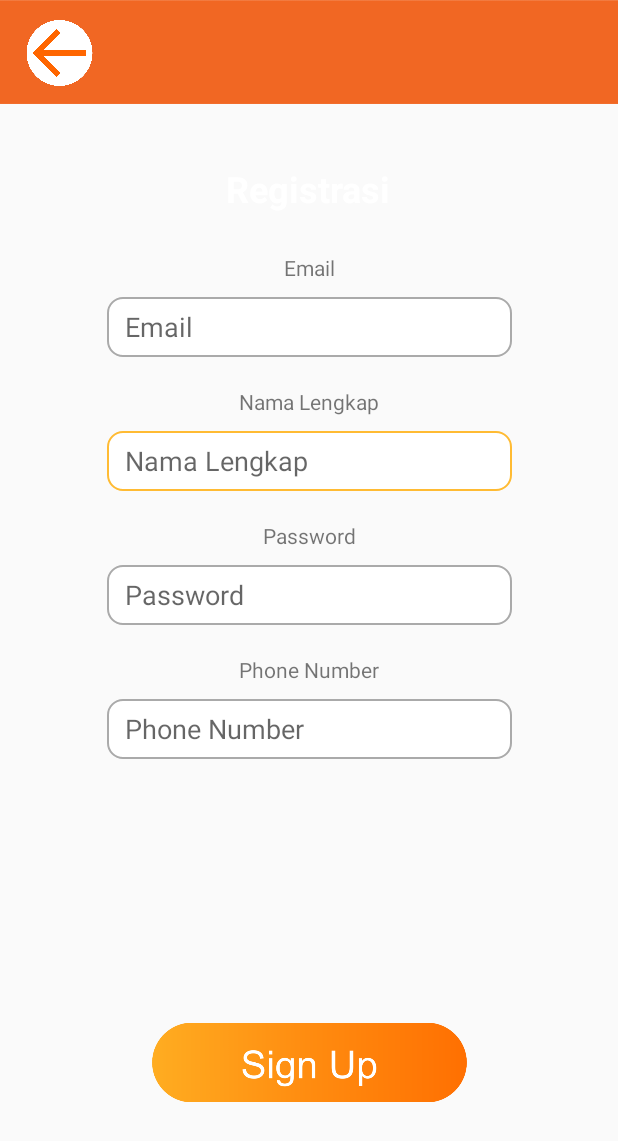
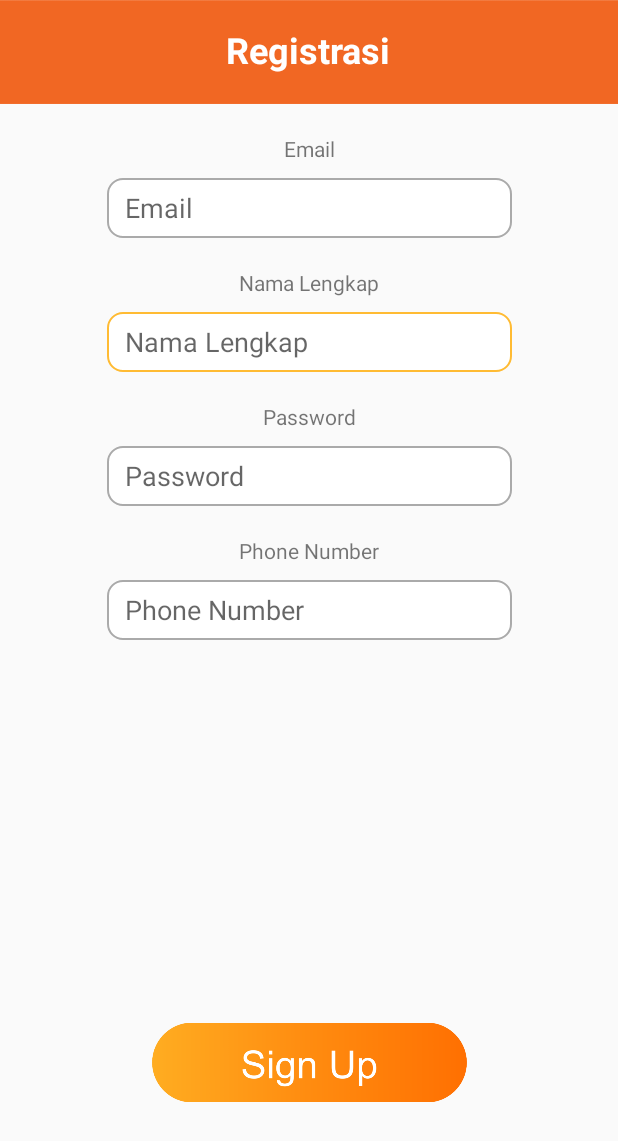
Before and after one commit to shinfeinse/NongStore, an Android app: the RegisterActivity screen opened directly, with no data from a screen before it, on a phone screen of 412 x 824 dp. Shown: the top 1141 px of the screen. Run offline under Robolectric (Android 15) with nearby library versions, the phone set to English and light mode, and no system bars; our stand-ins replace Firebase (no records; nobody signed in at launch, a user with empty details on screens opened directly); 1 statement that could not run was skipped.

Commit message:
Fixing Bug

```diff
--- a/app/build.gradle
+++ b/app/build.gradle
@@ -11,7 +11,7 @@ android {
         applicationId "umn.ac.id.fbtest"
         minSdkVersion 21
         targetSdkVersion 30
-        versionCode 2
+        versionCode 3
         versionName "1.0"
 
         testInstrumentationRunner "androidx.test.runner.AndroidJUnitRunner"
--- a/app/src/main/java/umn/ac/id/fbtest/EditProfile.java
+++ b/app/src/main/java/umn/ac/id/fbtest/EditProfile.java
@@ -96,13 +96,11 @@ public class EditProfile extends AppCompatActivity {
                     Picasso.get().load(user.getImage()).into(InputUserImage);
                     InputUserIdentification.setText(user.getIdentification());
                     InputUserCompany.setText(user.getCompany());
-                } else {
-                    startActivity(new Intent(getApplicationContext(), EditProfile.class));
                 }
             }
             @Override
             public void onCancelled(@NonNull DatabaseError error) {
-
+                startActivity(new Intent(getApplicationContext(), EditProfile.class));
             }
         });
 
--- a/app/src/main/res/layout/activity_add_product.xml
+++ b/app/src/main/res/layout/activity_add_product.xml
@@ -16,7 +16,6 @@
         android:textSize="20sp"
         android:textStyle="bold"
         app:layout_constraintEnd_toEndOf="parent"
-        app:layout_constraintHorizontal_bias="0.501"
         app:layout_constraintStart_toStartOf="parent"
         app:layout_constraintTop_toBottomOf="@+id/etAddHarga" />
 
@@ -26,7 +25,6 @@
         android:layout_height="300dp"
         android:scaleType="fitCenter"
         app:layout_constraintEnd_toEndOf="parent"
-        app:layout_constraintHorizontal_bias="0.508"
         app:layout_constraintStart_toStartOf="parent"
         app:layout_constraintTop_toTopOf="parent"
         app:srcCompat="@drawable/ic_menu_camera" />
--- a/app/src/main/res/layout/activity_register.xml
+++ b/app/src/main/res/layout/activity_register.xml
@@ -51,35 +51,19 @@
         android:id="@+id/tvRegister"
         android:layout_width="wrap_content"
         android:layout_height="46dp"
+        android:layout_marginTop="10dp"
         android:layout_marginEnd="-2dp"
-        android:layout_marginBottom="520dp"
         android:gravity="center"
         android:text="@string/registrasi"
         android:textColor="#FFF"
         android:textSize="24sp"
         android:textStyle="bold"
-        app:layout_constraintBottom_toTopOf="@+id/signup"
         app:layout_constraintEnd_toEndOf="parent"
         app:layout_constraintHorizontal_bias="0.496"
         app:layout_constraintLeft_toLeftOf="parent"
         app:layout_constraintRight_toRightOf="parent"
-        app:layout_constraintStart_toStartOf="parent" />
-
-    <ImageButton
-        android:id="@+id/panah"
-        android:layout_width="47dp"
-        android:layout_height="44dp"
-        android:layout_marginStart="5dp"
-        android:layout_marginBottom="12dp"
-        android:background="@null"
-        android:contentDescription="@string/kiriback"
-        android:scaleType="fitCenter"
-        app:layout_constraintBottom_toBottomOf="@+id/kotakatas"
-        app:layout_constraintEnd_toStartOf="@+id/tvRegister"
-        app:layout_constraintHorizontal_bias="0.112"
-        app:layout_constraintLeft_toLeftOf="parent"
         app:layout_constraintStart_toStartOf="parent"
-        app:srcCompat="@drawable/kiri" />
+        app:layout_constraintTop_toTopOf="parent" />
 
     <TextView
         android:id="@+id/tvNama"
@@ -118,7 +102,7 @@
         android:text="@string/email"
         app:layout_constraintEnd_toEndOf="parent"
         app:layout_constraintStart_toStartOf="parent"
-        app:layout_constraintTop_toBottomOf="@+id/tvRegister" />
+        app:layout_constraintTop_toBottomOf="@+id/kotakatas" />
 
     <EditText
 
--- a/app/src/main/res/layout/detailproduk.xml
+++ b/app/src/main/res/layout/detailproduk.xml
@@ -24,7 +24,6 @@
             android:textSize="20sp"
             android:textStyle="bold"
             app:layout_constraintEnd_toEndOf="parent"
-            app:layout_constraintHorizontal_bias="0.498"
             app:layout_constraintStart_toStartOf="parent"
             app:layout_constraintTop_toBottomOf="@+id/tvDetailHarga" />
 
@@ -34,7 +33,6 @@
             android:layout_height="300dp"
             android:scaleType="fitCenter"
             app:layout_constraintEnd_toEndOf="parent"
-            app:layout_constraintHorizontal_bias="0.508"
             app:layout_constraintStart_toStartOf="parent"
             app:layout_constraintTop_toTopOf="parent"
             app:srcCompat="@drawable/cupang_jantan" />
--- a/app/src/main/res/layout/fragment_setting.xml
+++ b/app/src/main/res/layout/fragment_setting.xml
@@ -11,7 +11,7 @@
         android:id="@+id/btnSetProfile"
         android:layout_width="300dp"
         android:layout_height="wrap_content"
-        android:layout_marginTop="300dp"
+        android:layout_marginTop="250dp"
         android:backgroundTint="@android:color/holo_orange_dark"
         android:text="@string/profile"
         android:textAllCaps="true"
```
Also changed, not shown: 2 other files.
